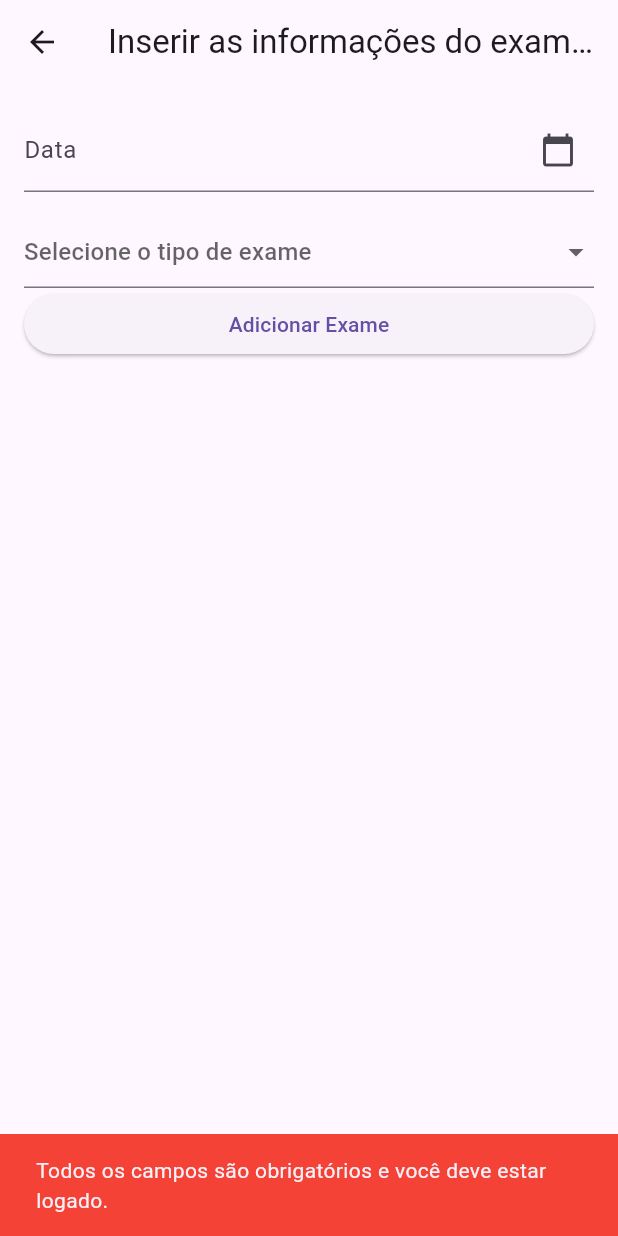
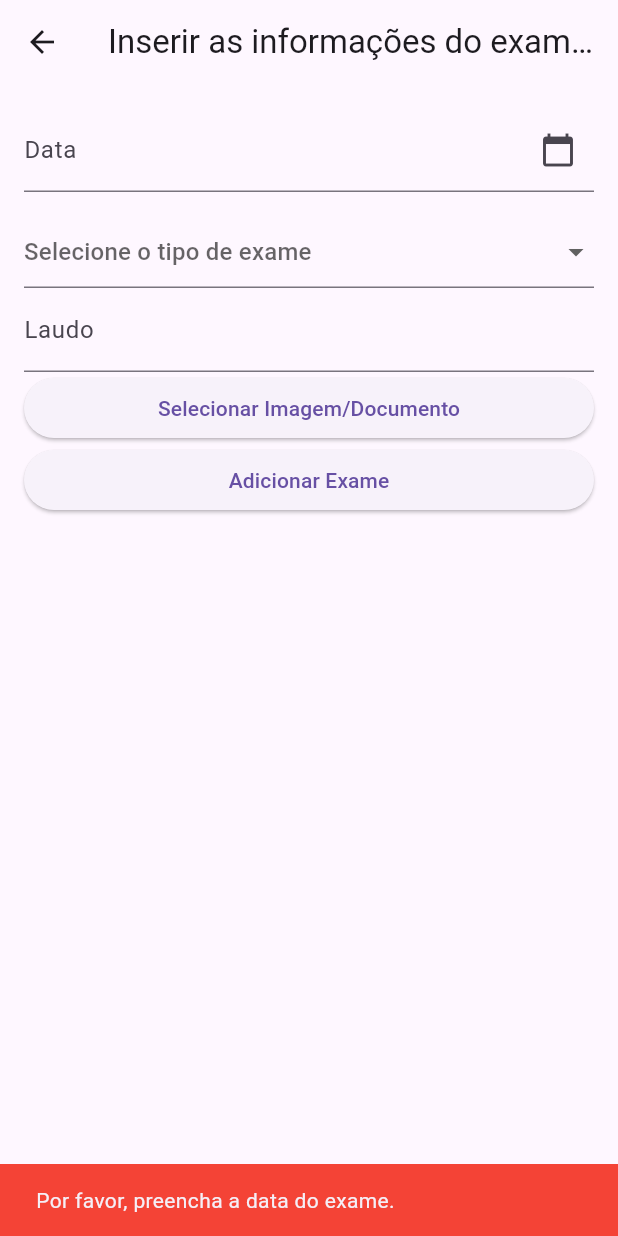
Before and after one commit to GeovaniFonseca/Atesta, a Flutter app: the AdicionarExameScreen screen opened directly, after a tap on "Adicionar Exame", on a phone screen of 412 x 824 dp. Run offline on Flutter 3.47's test engine with Material 3 defaults, Android fonts, the phone set to English and light mode, and no system bars; our stand-ins replace cloud_firestore, file_picker, firebase_auth, firebase_core, firebase_storage, image_picker; accounts and stored records are empty.

Commit message:
Tela de exame mostrando imagem adicionada

```diff
--- a/lib/features/exames/screens/adicionar_exame_screen.dart
+++ b/lib/features/exames/screens/adicionar_exame_screen.dart
@@ -1,24 +1,44 @@
 // ignore_for_file: file_names, use_build_context_synchronously, library_private_types_in_public_api
 
+import 'dart:io';
+
 import 'package:cloud_firestore/cloud_firestore.dart';
+import 'package:file_picker/file_picker.dart';
 import 'package:firebase_auth/firebase_auth.dart';
 import 'package:flutter/material.dart';
 import 'package:hello_world/features/exames/widgets/exame.dart';
 
+import '../../../services/storage_service.dart';
+
 class AdicionarExameScreen extends StatefulWidget {
-  const AdicionarExameScreen({super.key});
+  final Exame? exameParaEditar;
+
+  const AdicionarExameScreen({super.key, this.exameParaEditar});
 
   @override
   _AdicionarExameScreenState createState() => _AdicionarExameScreenState();
 }
 
 class _AdicionarExameScreenState extends State<AdicionarExameScreen> {
-  TextEditingController dataController = TextEditingController();
+  TextEditingController dateController = TextEditingController();
+  TextEditingController laudoController = TextEditingController();
   String? tipoExameSelecionado;
+  String? fileUrl;
+  File? selectedFile;
+
+  @override
+  void initState() {
+    super.initState();
+    if (widget.exameParaEditar != null) {
+      dateController.text = widget.exameParaEditar!.date;
+      tipoExameSelecionado = widget.exameParaEditar!.tipo;
+      laudoController.text = widget.exameParaEditar!.laudo;
+      // Aqui, você precisará ajustar para lidar com o arquivo do exame, se necessário
+    }
+  }
 
   @override
   Widget build(BuildContext context) {
-    // A UI permanece a mesma
     return Scaffold(
       appBar: AppBar(
         title: const Text('Inserir as informações do exame médico'),
@@ -28,22 +48,21 @@ class _AdicionarExameScreenState extends State<AdicionarExameScreen> {
         child: ListView(
           children: <Widget>[
             TextField(
-              controller: dataController,
+              controller: dateController,
               decoration: const InputDecoration(
                 labelText: 'Data',
                 suffixIcon: Icon(Icons.calendar_today),
               ),
               onTap: () async {
-                DateTime? data = await showDatePicker(
+                DateTime? date = await showDatePicker(
                   context: context,
                   initialDate: DateTime.now(),
                   firstDate: DateTime(2000),
                   lastDate: DateTime(2100),
                 );
-                if (data != null) {
-                  // Formatando a data para uma string no formato dd/MM/yyyy
-                  dataController.text =
-                      "${data.day}/${data.month}/${data.year}";
+                if (date != null) {
+                  dateController.text =
+                      "${date.day}/${date.month}/${date.year}";
                 }
               },
             ),
@@ -69,35 +88,69 @@ class _AdicionarExameScreenState extends State<AdicionarExameScreen> {
               }).toList(),
               validator: (value) => value == null ? 'Campo obrigatório' : null,
             ),
+            TextFormField(
+              controller: laudoController,
+              decoration: InputDecoration(label: Text('Laudo')),
+              keyboardType: TextInputType.multiline,
+              maxLines: null,
+            ),
+            ElevatedButton(
+              child: Text('Selecionar Imagem/Documento'),
+              onPressed: () async {
+                FilePickerResult? result =
+                    await FilePicker.platform.pickFiles();
+                if (result != null) {
+                  setState(() {
+                    selectedFile = File(result.files.single.path!);
+                  });
+                } else {
+                  // Optionally handle the case when the user doesn't select a file
+                }
+              },
+            ),
             ElevatedButton(
               child: const Text('Adicionar Exame'),
               onPressed: () async {
                 String? userId = FirebaseAuth.instance.currentUser?.uid;
-                if (userId != null &&
-                    dataController.text.isNotEmpty &&
-                    tipoExameSelecionado != null) {
-                  // Se userId não for nulo e os campos estiverem preenchidos, proceda para criar o exame
-                  final Exame novoExame = Exame(
-                      id:
-                          "", // Geralmente o ID é gerado automaticamente pelo Firestore, então isso pode ser deixado em branco ou removido
-                      data: dataController.text,
-                      tipo:
-                          tipoExameSelecionado!, // O '!' é usado para afirmar que o valor não é nulo
-                      userId: userId // Já verificamos que isso não é nulo
-                      );
-                  // Adiciona o novo exame ao Firestore
-                  await FirebaseFirestore.instance
-                      .collection('exames')
-                      .add(novoExame.toMap());
+                String errorMessage = '';
 
-                  // Fecha a tela e retorna 'true' para indicar sucesso
-                  Navigator.pop(context, true);
+                if (userId == null) {
+                  errorMessage =
+                      'Você precisa estar logado para adicionar um exame.';
+                } else if (dateController.text.isEmpty) {
+                  errorMessage = 'Por favor, preencha a data do exame.';
+                } else if (tipoExameSelecionado == null) {
+                  errorMessage = 'Por favor, selecione o tipo de exame.';
+                } else if (selectedFile == null) {
+                  errorMessage =
+                      'Por favor, selecione um arquivo para o exame.';
                 } else {
-                  // Caso contrário, mostre uma mensagem de erro
+                  String? uploadedFileUrl =
+                      await StorageService().uploadFile(selectedFile!);
+                  if (uploadedFileUrl == null) {
+                    errorMessage = 'Falha no upload do arquivo.';
+                  } else {
+                    final Exame novoExame = Exame(
+                      id: "",
+                      date: dateController.text,
+                      tipo: tipoExameSelecionado!,
+                      laudo: laudoController.text,
+                      arquivoUrl: uploadedFileUrl,
+                      userId: userId,
+                    );
+
+                    await FirebaseFirestore.instance
+                        .collection('Exames')
+                        .add(novoExame.toMap());
+
+                    Navigator.pop(context, true);
+                  }
+                }
+
+                if (errorMessage.isNotEmpty) {
                   ScaffoldMessenger.of(context).showSnackBar(
-                    const SnackBar(
-                      content: Text(
-                          'Todos os campos são obrigatórios e você deve estar logado.'),
+                    SnackBar(
+                      content: Text(errorMessage),
                       backgroundColor: Colors.red,
                     ),
                   );
--- /dev/null
+++ b/lib/features/exames/screens/exame_detalhes_screen.dart
@@ -0,0 +1,36 @@
+import 'package:flutter/material.dart';
+import 'package:hello_world/features/exames/widgets/exame.dart';
+
+class ExameDetalhesScreen extends StatelessWidget {
+  final Exame exame;
+
+  const ExameDetalhesScreen({Key? key, required this.exame}) : super(key: key);
+
+  @override
+  Widget build(BuildContext context) {
+    return Scaffold(
+      appBar: AppBar(
+        title: Text('Detalhes do Exame'),
+      ),
+      body: SingleChildScrollView(
+        child: Padding(
+          padding: EdgeInsets.all(16.0),
+          child: Column(
+            crossAxisAlignment: CrossAxisAlignment.start,
+            children: [
+              Text('Data: ${exame.date}'),
+              Text('Tipo: ${exame.tipo}'),
+              Text('Laudo: ${exame.laudo}'),
+              SizedBox(height: 20),
+              Text('Preview do Arquivo:'),
+              exame.arquivoUrl!.isNotEmpty
+                  ? Image.network(
+                      exame.arquivoUrl!) // Exemplo simples com Image.network
+                  : Text('Nenhum arquivo enviado.'),
+            ],
+          ),
+        ),
+      ),
+    );
+  }
+}
--- a/lib/features/exames/widgets/exame.dart
+++ b/lib/features/exames/widgets/exame.dart
@@ -1,30 +1,44 @@
 class Exame {
   final String id;
-  final String data;
+  final String date;
   final String tipo;
   final String userId;
+  final String laudo;
+  final String? arquivoUrl; // Adicionado campo para URL do arquivo
 
-  Exame(
-      {required this.id,
-      required this.data,
-      required this.tipo,
-      required this.userId}
-  );
+  Exame({
+    required this.id,
+    required this.date,
+    required this.tipo,
+    required this.laudo,
+    required this.userId,
+    this.arquivoUrl, // Campo pode ser nulo se nenhum arquivo for enviado
+  });
 
   factory Exame.fromMap(Map<String, dynamic> map, String documentId) {
     return Exame(
       id: documentId,
-      data: map['data'] ?? '',
+      date: map['data'] ?? '',
       tipo: map['tipo'] ?? '',
+      laudo: map['laudo'] ?? '',
       userId: map['userId'] ?? '',
+      arquivoUrl: map['arquivoUrl'], // Pode ser nulo
     );
   }
 
   Map<String, dynamic> toMap() {
-    return {
-      'data': data,
+    final Map<String, dynamic> data = {
       'tipo': tipo,
+      'laudo': laudo,
+      'data': date,
       'userId': userId,
     };
+
+    if (arquivoUrl != null) {
+      data['arquivoUrl'] =
+          arquivoUrl; // Adiciona a URL do arquivo se não for nulo
+    }
+
+    return data;
   }
 }
--- a/pubspec.yaml
+++ b/pubspec.yaml
@@ -44,6 +44,11 @@ dependencies:
   cupertino_icons: ^1.0.6
   google_fonts: ^6.2.1
   image_picker:
+  file_picker: ^8.0.0+1
+  path_provider:
+  flutter_pdfview: ^1.3.2
+  open_file:
+  url_launcher:
 
 dev_dependencies:
   flutter_test:
```
Also changed, not shown: lib/features/exames/screens/exame_screen.dart (+40 -14 lines), lib/services/storage_service.dart (added, +23 -0 lines), pubspec.lock, 6 other files.
